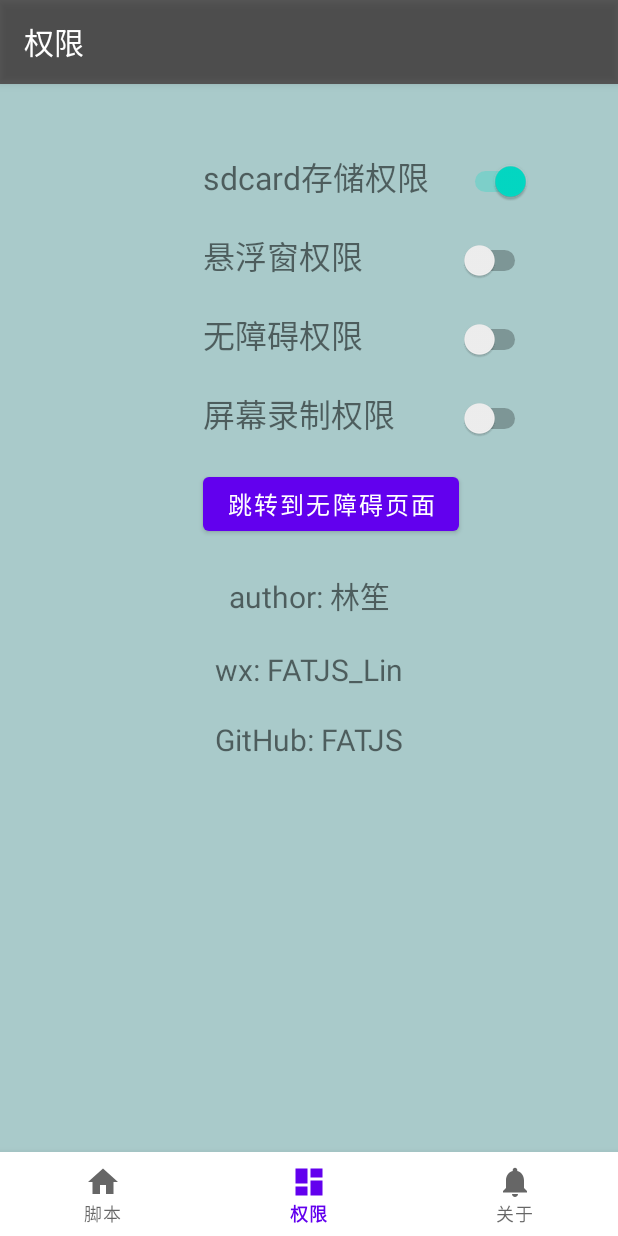
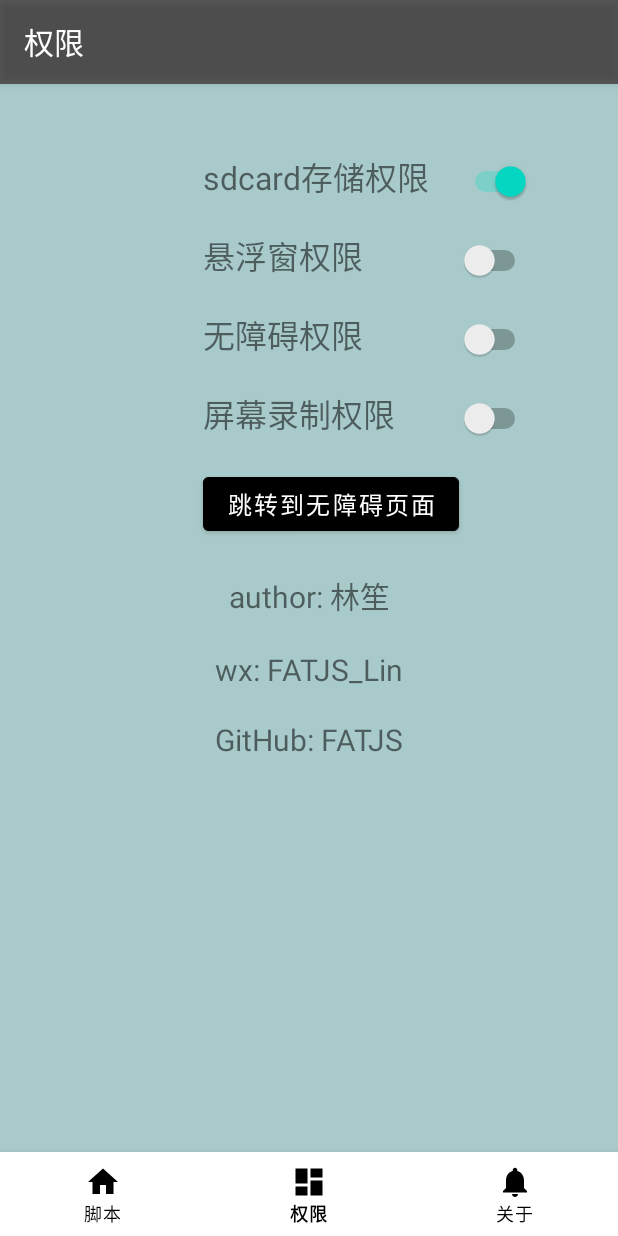
Before and after one commit to 1754048656/FATJS, an Android app: the DashboardFragment screen opened through its navigation route, on a phone screen of 412 x 824 dp. Run offline under Robolectric (Android 15) with nearby library versions, the phone set to English and light mode, and no system bars; our stand-ins replace navigation-ui; libraries missing offline, so code that uses them is left out: com.hjq.permissions.

Commit message:
add find color

```diff
--- a/app/src/main/java/com/linsheng/FATJS/node/TaskBase.java
+++ b/app/src/main/java/com/linsheng/FATJS/node/TaskBase.java
@@ -35,6 +35,7 @@ import com.caoccao.javet.interop.V8Host;
 import com.caoccao.javet.interop.converters.JavetProxyConverter;
 import com.linsheng.FATJS.utils.ExceptionUtil;
 import com.linsheng.FATJS.utils.FileUtils;
+import com.linsheng.FATJS.utils.ScreenshotUtils;
 
 import java.util.List;
 import java.util.Random;
@@ -74,6 +75,9 @@ public class TaskBase extends UiSelector {
     /**********************************************************************************************/
     public int _width;
     public int _height;
+    public boolean _capture(String filePath) {
+        return ScreenshotUtils.capture(filePath);
+    }
     public void _mkdir(String dir) {
         FileUtils.createDirectory(dir);
     }
--- a/app/src/main/java/com/linsheng/FATJS/ui/dashboard/DashboardFragment.java
+++ b/app/src/main/java/com/linsheng/FATJS/ui/dashboard/DashboardFragment.java
@@ -135,6 +135,10 @@ public class DashboardFragment extends Fragment {
                 }
                 _storage = true;
                 switch_storage.setChecked(true);
+                FileUtils.createDirectory(Environment.getExternalStorageDirectory() + PATH);
+                FileUtils.writeToTxt(
+                        Environment.getExternalStorageDirectory() + PATH + "version.txt",
+                        "test");
             }
             @Override
             public void onDenied(@NonNull List<String> permissions, boolean doNotAskAgain) {
--- a/app/src/main/java/com/linsheng/FATJS/ui/home/HomeFragment.java
+++ b/app/src/main/java/com/linsheng/FATJS/ui/home/HomeFragment.java
@@ -179,8 +179,9 @@ public class HomeFragment extends Fragment {
         list.clear();
         File f = new File(EditorActivity.scripts_path);
         if (!f.exists()) {
-            Toast.makeText(context, "there are no files created", Toast.LENGTH_SHORT).show();
-            //finish();
+//            if (show == 1)
+//                Toast.makeText(context, "there are no files created", Toast.LENGTH_SHORT).show();
+//            finish();
         }
 
         final String files[] = f.list();
--- a/app/src/main/res/layout/activity_main.xml
+++ b/app/src/main/res/layout/activity_main.xml
@@ -14,6 +14,7 @@
         android:layout_marginStart="0dp"
         android:layout_marginEnd="0dp"
         android:background="?android:attr/windowBackground"
+        style="@style/BottomNavigationViewStyle"
         app:layout_constraintBottom_toBottomOf="parent"
         app:layout_constraintLeft_toLeftOf="parent"
         app:layout_constraintRight_toRightOf="parent"
--- a/app/src/main/res/layout/fragment_dashboard.xml
+++ b/app/src/main/res/layout/fragment_dashboard.xml
@@ -162,6 +162,7 @@
             <Button
                 android:id="@+id/pinlun_in_0"
                 android:layout_width="141dp"
+                android:backgroundTint="#000000"
                 android:layout_height="wrap_content"
                 android:hint=""
                 android:onClick="to_acc"
--- a/app/src/main/res/values/colors.xml
+++ b/app/src/main/res/values/colors.xml
@@ -1,5 +1,7 @@
 <?xml version="1.0" encoding="utf-8"?>
 <resources>
+    <color name="bottom_nav_item_color">#000000</color> <!-- 黑色 -->
+
     <color name="purple_200">#FFBB86FC</color>
     <color name="purple_500">#FF6200EE</color>
     <color name="purple_700">#FF3700B3</color>
--- a/app/src/main/res/values/styles.xml
+++ b/app/src/main/res/values/styles.xml
@@ -41,4 +41,12 @@
         <item name="android:background">@color/lines_bg</item>
     </style>
 
+    <style name="BottomNavigationViewStyle" parent="Widget.MaterialComponents.BottomNavigationView">
+        <item name="itemTextColor">@color/bottom_nav_item_color</item>
+        <item name="itemIconTint">@color/bottom_nav_item_color</item>
+<!--        <item name="itemRippleColor">@null</item> &lt;!&ndash; 去除点击时的涟漪效果 &ndash;&gt;-->
+<!--        <item name="itemBackground">@android:color/transparent</item> &lt;!&ndash; 去除背景 &ndash;&gt;-->
+<!--        <item name="android:background">@android:color/transparent</item> &lt;!&ndash; 去除背景 &ndash;&gt;-->
+    </style>
+
 </resources>
```
Also changed, not shown: app/src/main/java/com/linsheng/FATJS/utils/ImageSaveUtil.java (+4 -5 lines), app/src/main/java/com/linsheng/FATJS/utils/ScreenshotUtils.java (+34 -6 lines), 1 other file.
